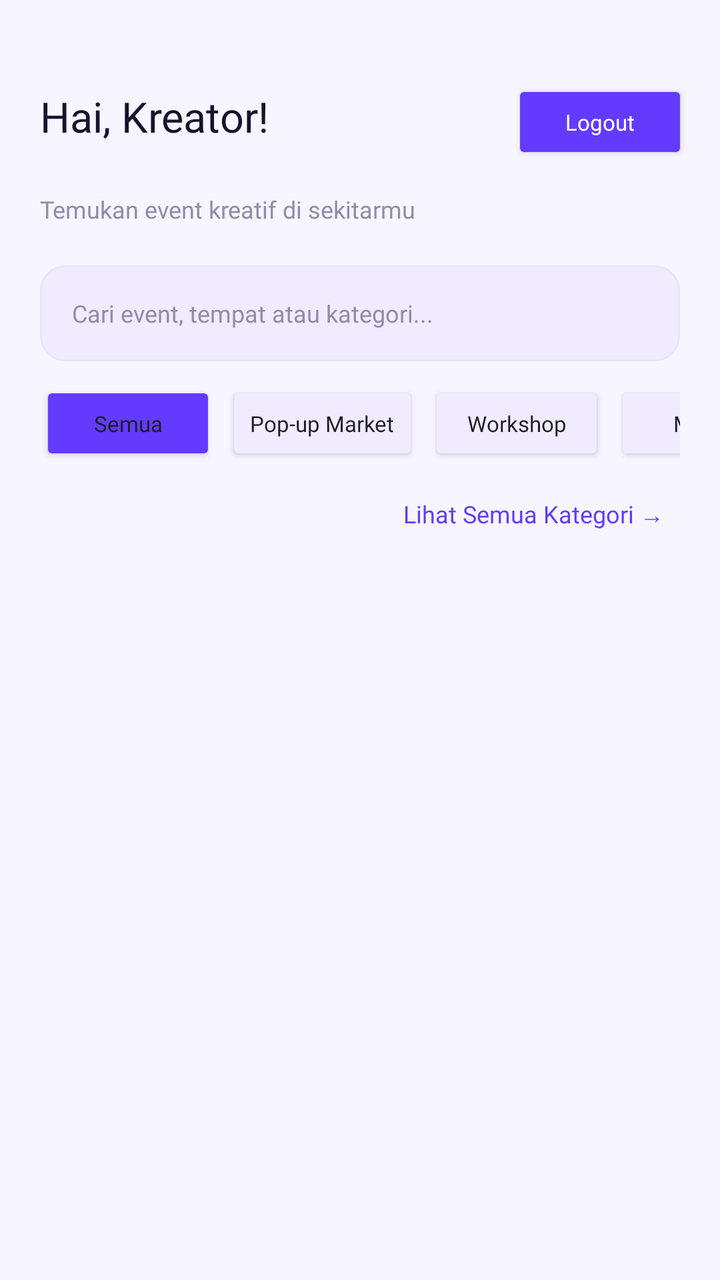
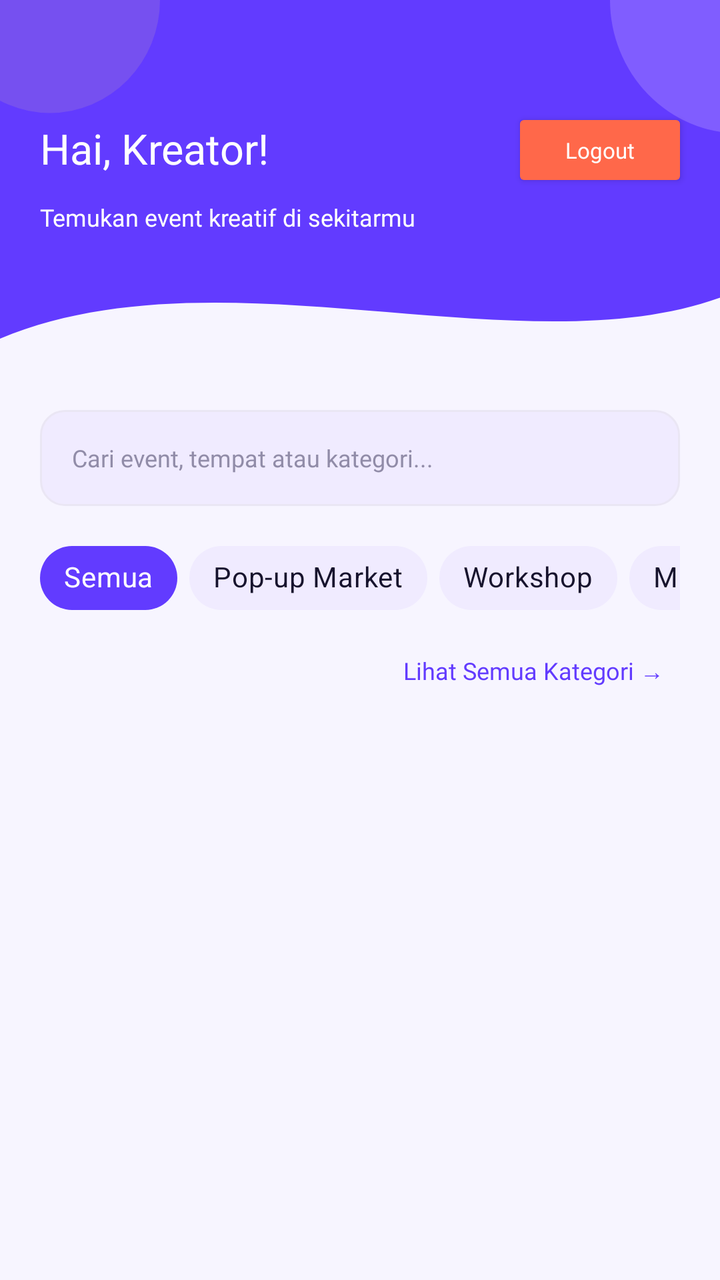

Screens rendered from an Android XML layout before and after an edit, with the pre-edit source and the edit as a unified diff.
<!-- AndroidManifest.xml: application theme Theme.PopKraft_Caca -->
<!-- res/layout/fragment_beranda.xml -->
<?xml version="1.0" encoding="utf-8"?>
<androidx.constraintlayout.widget.ConstraintLayout
    xmlns:android="http://schemas.android.com/apk/res/android"
    xmlns:app="http://schemas.android.com/apk/res-auto"
    android:id="@+id/main"
    android:layout_width="match_parent"
    android:layout_height="match_parent"
    android:background="@color/background">

    
    <TextView
        android:id="@+id/txtWelcome"
        android:layout_width="0dp"
        android:layout_height="wrap_content"
        android:layout_marginStart="20dp"
        android:layout_marginTop="44dp"
        android:layout_marginEnd="10dp"
        android:fontFamily="@font/poppins_bold"
        android:text="Hai, Kreator!"
        android:textColor="@color/dark_purple"
        android:textSize="21sp"
        app:layout_constraintEnd_toStartOf="@id/btnLogout"
        app:layout_constraintStart_toStartOf="parent"
        app:layout_constraintTop_toTopOf="parent" />

    
    <Button
        android:id="@+id/btnLogout"
        android:layout_width="wrap_content"
        android:layout_height="42dp"
        android:layout_marginTop="40dp"
        android:layout_marginEnd="16dp"
        android:backgroundTint="@color/purple"
        android:fontFamily="@font/poppins_semibold"
        android:text="Logout"
        android:textAllCaps="false"
        android:textColor="@color/white"
        android:textSize="11sp"
        app:layout_constraintEnd_toEndOf="parent"
        app:layout_constraintTop_toTopOf="parent" />

    
    <TextView
        android:id="@+id/txtSubtitle"
        android:layout_width="wrap_content"
        android:layout_height="wrap_content"
        android:layout_marginTop="24dp"
        android:fontFamily="@font/inter_regular"
        android:text="Temukan event kreatif di sekitarmu"
        android:textColor="@color/gray_text"
        android:textSize="12sp"
        app:layout_constraintStart_toStartOf="@id/txtWelcome"
        app:layout_constraintTop_toBottomOf="@id/txtWelcome" />

    
    <EditText
        android:id="@+id/edtSearch"
        android:layout_width="0dp"
        android:layout_height="48dp"
        android:layout_marginHorizontal="20dp"
        android:layout_marginTop="20dp"
        android:background="@drawable/bg_input"
        android:hint="Cari event, tempat atau kategori..."
        android:inputType="text"
        android:singleLine="true"
        android:paddingHorizontal="16dp"
        android:textSize="12sp"
        android:textColor="@color/dark_purple"
        android:textColorHint="@color/gray_text"
        android:fontFamily="@font/inter_regular"
        app:layout_constraintTop_toBottomOf="@id/txtSubtitle"
        app:layout_constraintStart_toStartOf="parent"
        app:layout_constraintEnd_toEndOf="parent" />

    
    <HorizontalScrollView
        android:id="@+id/scrollKategori"
        android:layout_width="0dp"
        android:layout_height="wrap_content"
        android:layout_marginHorizontal="20dp"
        android:layout_marginTop="10dp"
        android:scrollbars="none"
        app:layout_constraintTop_toBottomOf="@id/edtSearch"
        app:layout_constraintStart_toStartOf="parent"
        app:layout_constraintEnd_toEndOf="parent">

        <LinearLayout
            android:layout_width="wrap_content"
            android:layout_height="wrap_content"
            android:orientation="horizontal">

            
            <Button
                android:id="@+id/btnSemua"
                android:layout_width="wrap_content"
                android:layout_height="42dp"
                android:text="Semua"
                android:textAllCaps="false"
                android:textSize="11sp"
                android:fontFamily="@font/poppins_semibold"
                android:backgroundTint="@color/purple" />

            
            <Button
                android:id="@+id/btnMarket"
                android:layout_width="wrap_content"
                android:layout_height="42dp"
                android:layout_marginStart="5dp"
                android:text="Pop-up Market"
                android:textAllCaps="false"
                android:textSize="11sp"
                android:fontFamily="@font/poppins_semibold"
                android:backgroundTint="@color/light_purple" />

            
            <Button
                android:id="@+id/btnWorkshop"
                android:layout_width="wrap_content"
                android:layout_height="42dp"
                android:layout_marginStart="5dp"
                android:text="Workshop"
                android:textAllCaps="false"
                android:textSize="11sp"
                android:fontFamily="@font/poppins_semibold"
                android:backgroundTint="@color/light_purple" />

            
            <Button
                android:id="@+id/btnMusik"
                android:layout_width="wrap_content"
                android:layout_height="42dp"
                android:layout_marginStart="5dp"
                android:text="Musik"
                android:textAllCaps="false"
                android:textSize="11sp"
                android:fontFamily="@font/poppins_semibold"
                android:backgroundTint="@color/light_purple" />

        </LinearLayout>
    </HorizontalScrollView>

    
    <TextView
        android:id="@+id/txtLihatSemua"
        android:layout_width="wrap_content"
        android:layout_height="wrap_content"
        android:layout_marginTop="8dp"
        android:layout_marginEnd="20dp"
        android:text="Lihat Semua Kategori →"
        android:textColor="@color/purple"
        android:textSize="12sp"
        android:fontFamily="@font/poppins_semibold"
        android:padding="8dp"
        android:clickable="true"
        android:focusable="true"
        app:layout_constraintTop_toBottomOf="@id/scrollKategori"
        app:layout_constraintEnd_toEndOf="parent" />

    
    <FrameLayout
        android:id="@+id/fragment_container"
        android:layout_width="0dp"
        android:layout_height="0dp"
        android:layout_marginTop="8dp"
        app:layout_constraintTop_toBottomOf="@id/txtLihatSemua"
        app:layout_constraintBottom_toBottomOf="parent"
        app:layout_constraintStart_toStartOf="parent"
        app:layout_constraintEnd_toEndOf="parent" />

</androidx.constraintlayout.widget.ConstraintLayout>
<!-- resources referenced by this layout -->
<resources>
  <color name="background">#F7F5FF</color>
  <color name="dark_purple">#17132D</color>
  <color name="gray_text">#918CA8</color>
  <color name="light_purple">#F0EBFF</color>
  <color name="purple">#623BFF</color>
  <color name="white">#FFFFFFFF</color>
  <!-- drawable bg_input (drawable) -->
  <?xml version="1.0" encoding="utf-8"?>
  <shape xmlns:android="http://schemas.android.com/apk/res/android">
      <solid android:color="@color/light_purple"/>
      <corners android:radius="12dp"/>
      <stroke
          android:width="1dp"
          android:color="@color/border"/>
  </shape>
  <style name="Theme.PopKraft_Caca" parent="Base.Theme.PopKraft_Caca" />
  <color name="border">#EAE6F4</color>
  <style name="Base.Theme.PopKraft_Caca" parent="Theme.Material3.DayNight.NoActionBar">
          
          
      </style>
</resources>

<!-- the commit's change to res/layout/fragment_beranda.xml (unified diff, before → after) -->
@@ -8,49 +8,61 @@
     android:background="@color/background">
 
     
+    <View
+        android:id="@+id/background_header"
+        android:layout_width="0dp"
+        android:layout_height="195dp"
+        android:background="@drawable/bg_header_wave"
+        app:layout_constraintTop_toTopOf="parent"
+        app:layout_constraintStart_toStartOf="parent"
+        app:layout_constraintEnd_toEndOf="parent" />
+
+    
     <TextView
         android:id="@+id/txtWelcome"
         android:layout_width="0dp"
         android:layout_height="wrap_content"
         android:layout_marginStart="20dp"
-        android:layout_marginTop="44dp"
-        android:layout_marginEnd="10dp"
+        android:layout_marginTop="60dp"
+        android:layout_marginEnd="8dp"
+        android:text="Hai, Kreator!"
+        android:textColor="@color/white"
+        android:textSize="21sp"
         android:fontFamily="@font/poppins_bold"
-        android:text="Hai, Kreator!"
-        android:textColor="@color/dark_purple"
-        android:textSize="21sp"
-        app:layout_constraintEnd_toStartOf="@id/btnLogout"
+        app:layout_constraintTop_toTopOf="parent"
         app:layout_constraintStart_toStartOf="parent"
-        app:layout_constraintTop_toTopOf="parent" />
+        app:layout_constraintEnd_toStartOf="@id/btnLogout" />
 
     
     <Button
         android:id="@+id/btnLogout"
         android:layout_width="wrap_content"
         android:layout_height="42dp"
-        android:layout_marginTop="40dp"
+        android:layout_marginTop="54dp"
         android:layout_marginEnd="16dp"
-        android:backgroundTint="@color/purple"
-        android:fontFamily="@font/poppins_semibold"
         android:text="Logout"
         android:textAllCaps="false"
+        android:textSize="11sp"
         android:textColor="@color/white"
-        android:textSize="11sp"
-        app:layout_constraintEnd_toEndOf="parent"
-        app:layout_constraintTop_toTopOf="parent" />
+        android:backgroundTint="@color/orange"
+        android:fontFamily="@font/poppins_semibold"
+        app:layout_constraintTop_toTopOf="parent"
+        app:layout_constraintEnd_toEndOf="parent" />
 
     
     <TextView
         android:id="@+id/txtSubtitle"
-        android:layout_width="wrap_content"
+        android:layout_width="0dp"
         android:layout_height="wrap_content"
-        android:layout_marginTop="24dp"
+        android:layout_marginTop="12dp"
+        android:layout_marginEnd="20dp"
+        android:text="Temukan event kreatif di sekitarmu"
+        android:textColor="@color/white"
+        android:textSize="12sp"
         android:fontFamily="@font/inter_regular"
-        android:text="Temukan event kreatif di sekitarmu"
-        android:textColor="@color/gray_text"
-        android:textSize="12sp"
+        app:layout_constraintTop_toBottomOf="@id/txtWelcome"
         app:layout_constraintStart_toStartOf="@id/txtWelcome"
-        app:layout_constraintTop_toBottomOf="@id/txtWelcome" />
+        app:layout_constraintEnd_toEndOf="parent" />
 
     
     <EditText
@@ -58,7 +70,7 @@
         android:layout_width="0dp"
         android:layout_height="48dp"
         android:layout_marginHorizontal="20dp"
-        android:layout_marginTop="20dp"
+        android:layout_marginTop="10dp"
         android:background="@drawable/bg_input"
         android:hint="Cari event, tempat atau kategori..."
         android:inputType="text"
@@ -68,7 +80,10 @@
         android:textColor="@color/dark_purple"
         android:textColorHint="@color/gray_text"
         android:fontFamily="@font/inter_regular"
-        app:layout_constraintTop_toBottomOf="@id/txtSubtitle"
+        android:focusable="false"
+        android:cursorVisible="false"
+        android:clickable="true"
+        app:layout_constraintTop_toBottomOf="@id/background_header"
         app:layout_constraintStart_toStartOf="parent"
         app:layout_constraintEnd_toEndOf="parent" />
 
@@ -78,65 +93,63 @@
         android:layout_width="0dp"
         android:layout_height="wrap_content"
         android:layout_marginHorizontal="20dp"
-        android:layout_marginTop="10dp"
+        android:layout_marginTop="12dp"
         android:scrollbars="none"
         app:layout_constraintTop_toBottomOf="@id/edtSearch"
         app:layout_constraintStart_toStartOf="parent"
         app:layout_constraintEnd_toEndOf="parent">
 
-        <LinearLayout
+        <com.google.android.material.chip.ChipGroup
+            android:id="@+id/chipGroupKategori"
             android:layout_width="wrap_content"
             android:layout_height="wrap_content"
-            android:orientation="horizontal">
+            app:singleLine="true"
+            app:singleSelection="true"
+            app:selectionRequired="true"
+            app:chipSpacingHorizontal="6dp">
 
-            
-            <Button
-                android:id="@+id/btnSemua"
+            <com.google.android.material.chip.Chip
+                android:id="@+id/chipSemua"
+                style="@style/Widget.MaterialComponents.Chip.Filter"
                 android:layout_width="wrap_content"
-                android:layout_height="42dp"
+                android:layout_height="wrap_content"
                 android:text="Semua"
-                android:textAllCaps="false"
-                android:textSize="11sp"
-                android:fontFamily="@font/poppins_semibold"
-                android:backgroundTint="@color/purple" />
+                android:checked="true"
+                android:textColor="@color/white"
+                app:checkedIconVisible="false"
+                app:chipBackgroundColor="@color/purple" />
 
-            
-            <Button
-                android:id="@+id/btnMarket"
+            <com.google.android.material.chip.Chip
+                android:id="@+id/chipMarket"
+                style="@style/Widget.MaterialComponents.Chip.Filter"
                 android:layout_width="wrap_content"
-                android:layout_height="42dp"
-                android:layout_marginStart="5dp"
+                android:layout_height="wrap_content"
                 android:text="Pop-up Market"
-                android:textAllCaps="false"
-                android:textSize="11sp"
-                android:fontFamily="@font/poppins_semibold"
-                android:backgroundTint="@color/light_purple" />
+                android:textColor="@color/dark_purple"
+                app:checkedIconVisible="false"
+                app:chipBackgroundColor="@color/light_purple" />
 
-            
-            <Button
-                android:id="@+id/btnWorkshop"
+            <com.google.android.material.chip.Chip
+                android:id="@+id/chipWorkshop"
+                style="@style/Widget.MaterialComponents.Chip.Filter"
                 android:layout_width="wrap_content"
-                android:layout_height="42dp"
-                android:layout_marginStart="5dp"
+                android:layout_height="wrap_content"
                 android:text="Workshop"
-                android:textAllCaps="false"
-                android:textSize="11sp"
-                android:fontFamily="@font/poppins_semibold"
-                android:backgroundTint="@color/light_purple" />
+                android:textColor="@color/dark_purple"
+                app:checkedIconVisible="false"
+                app:chipBackgroundColor="@color/light_purple" />
 
-            
-            <Button
-                android:id="@+id/btnMusik"
+            <com.google.android.material.chip.Chip
+                android:id="@+id/chipMusik"
+                style="@style/Widget.MaterialComponents.Chip.Filter"
                 android:layout_width="wrap_content"
-                android:layout_height="42dp"
-                android:layout_marginStart="5dp"
+                android:layout_height="wrap_content"
                 android:text="Musik"
-                android:textAllCaps="false"
-                android:textSize="11sp"
-                android:fontFamily="@font/poppins_semibold"
-                android:backgroundTint="@color/light_purple" />
+                android:textColor="@color/dark_purple"
+                app:checkedIconVisible="false"
+                app:chipBackgroundColor="@color/light_purple" />
 
-        </LinearLayout>
+        </com.google.android.material.chip.ChipGroup>
     </HorizontalScrollView>
 
     
@@ -144,7 +157,7 @@
         android:id="@+id/txtLihatSemua"
         android:layout_width="wrap_content"
         android:layout_height="wrap_content"
-        android:layout_marginTop="8dp"
+        android:layout_marginTop="6dp"
         android:layout_marginEnd="20dp"
         android:text="Lihat Semua Kategori →"
         android:textColor="@color/purple"
@@ -161,7 +174,7 @@
         android:id="@+id/fragment_container"
         android:layout_width="0dp"
         android:layout_height="0dp"
-        android:layout_marginTop="8dp"
+        android:layout_marginTop="4dp"
         app:layout_constraintTop_toBottomOf="@id/txtLihatSemua"
         app:layout_constraintBottom_toBottomOf="parent"
         app:layout_constraintStart_toStartOf="parent"
<!-- resource entries referenced after the edit -->
@@ -4,8 +4,33 @@
   <color name="dark_purple">#17132D</color>
   <color name="gray_text">#918CA8</color>
   <color name="light_purple">#F0EBFF</color>
+  <color name="orange">#FF684A</color>
   <color name="purple">#623BFF</color>
   <color name="white">#FFFFFFFF</color>
+  <!-- drawable bg_header_wave (drawable) -->
+  <?xml version="1.0" encoding="utf-8"?>
+  <vector xmlns:android="http://schemas.android.com/apk/res/android"
+      android:width="360dp"
+      android:height="190dp"
+      android:viewportWidth="360"
+      android:viewportHeight="190">
+  
+      
+      <path
+          android:fillColor="#623BFF"
+          android:pathData="M0,0 L360,0 L360,145 C260,180 110,120 0,165 Z" />
+  
+      
+      <path
+          android:fillColor="#805DFF"
+          android:pathData="M305,0 a65,65 0,1 0,130 0 a65,65 0,1 0,-130 0" />
+  
+      
+      <path
+          android:fillColor="#7650F0"
+          android:pathData="M-30,0 a55,55 0,1 0,110 0 a55,55 0,1 0,-110 0" />
+  
+  </vector>
   <!-- drawable bg_input (drawable) -->
   <?xml version="1.0" encoding="utf-8"?>
   <shape xmlns:android="http://schemas.android.com/apk/res/android">
